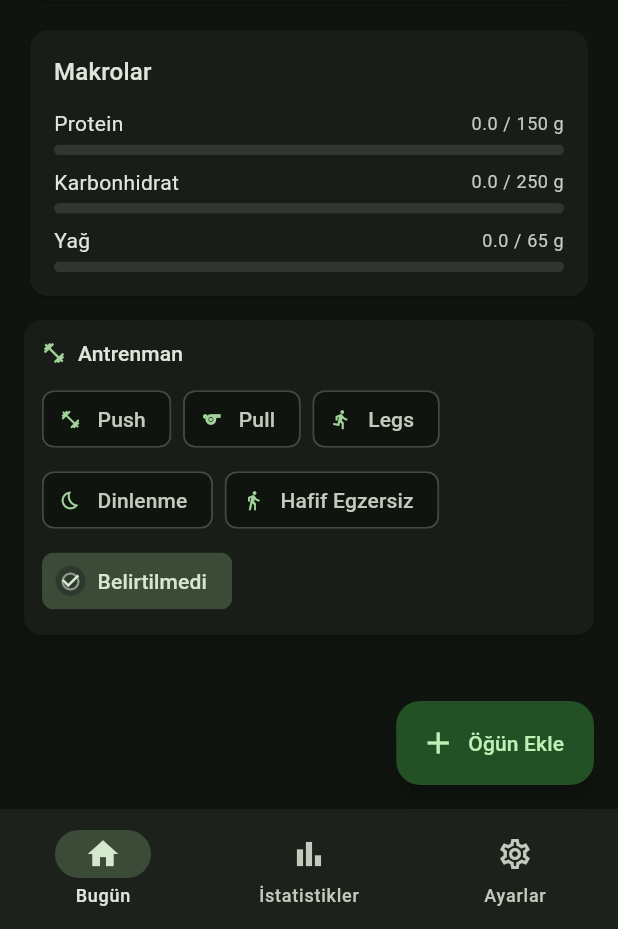
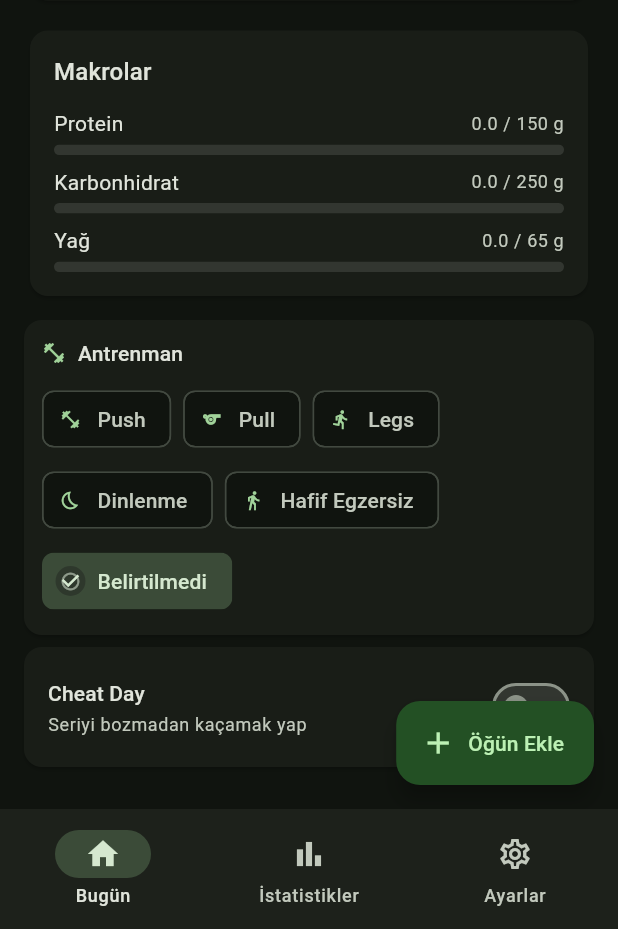
Before and after one commit to KTrordu/besin, a Flutter app: the screen it shows after launch, scrolled down 115 dp, on a phone screen of 412 x 824 dp, the part 307-1236 px from its top. Run offline on Flutter 3.47's test engine with Material 3 defaults, Android fonts, the phone set to English and light mode, and no system bars; our stand-ins replace fl_chart, shared_preferences.

Commit message:
feat: add Cheat Day feature with streak protection and stats exclusion
- DailyLog: add isCheatDay field (bool, default false, backward-compat JSON)
- NutritionProvider: cheat days count as successful for streak; excluded from
  workout-nutrition correlation averages to avoid outlier pollution
- Dashboard: golden/orange CheatDay banner replaces calorie/macro progress bars
  when active; SwitchListTile toggle below workout selector with golden accent

Co-Authored-By: Claude Sonnet 4.6 <noreply@anthropic.com>

```diff
--- a/lib/models/daily_log.dart
+++ b/lib/models/daily_log.dart
@@ -87,12 +87,14 @@ class DailyLog {
   final List<Meal> meals;
   final DailyGoals goals;
   final WorkoutType workoutType;
+  final bool isCheatDay;
 
   const DailyLog({
     required this.date,
     required this.meals,
     required this.goals,
     this.workoutType = WorkoutType.none,
+    this.isCheatDay = false,
   });
 
   double get totalCalories => meals.fold(0, (s, m) => s + m.calories);
@@ -105,6 +107,7 @@ class DailyLog {
         'meals': meals.map((m) => m.toJson()).toList(),
         'goals': goals.toJson(),
         'workoutType': workoutType.index,
+        'isCheatDay': isCheatDay,
       };
 
   factory DailyLog.fromJson(Map<String, dynamic> json) => DailyLog(
@@ -115,6 +118,7 @@ class DailyLog {
         goals: DailyGoals.fromJson(json['goals'] as Map<String, dynamic>),
         workoutType: WorkoutType.values[
             (json['workoutType'] as num?)?.toInt() ?? WorkoutType.none.index],
+        isCheatDay: (json['isCheatDay'] as bool?) ?? false,
       );
 
   DailyLog copyWith({
@@ -122,11 +126,13 @@ class DailyLog {
     List<Meal>? meals,
     DailyGoals? goals,
     WorkoutType? workoutType,
+    bool? isCheatDay,
   }) =>
       DailyLog(
         date: date ?? this.date,
         meals: meals ?? this.meals,
         goals: goals ?? this.goals,
         workoutType: workoutType ?? this.workoutType,
+        isCheatDay: isCheatDay ?? this.isCheatDay,
       );
 }
--- a/lib/screens/dashboard_screen.dart
+++ b/lib/screens/dashboard_screen.dart
@@ -42,6 +42,14 @@ class DashboardScreen extends StatelessWidget {
                   todayGoalsMet: provider.todayGoalsMet,
                 ),
               ),
+              if (log.isCheatDay)
+                const SliverToBoxAdapter(
+                  child: Padding(
+                    padding: EdgeInsets.fromLTRB(16, 4, 16, 0),
+                    child: _CheatDayBanner(),
+                  ),
+                )
+              else ...[
                 SliverToBoxAdapter(
                   child: Padding(
                     padding: const EdgeInsets.fromLTRB(16, 4, 16, 0),
@@ -54,10 +62,17 @@ class DashboardScreen extends StatelessWidget {
                     child: _MacroCard(log: log),
                   ),
                 ),
+              ],
               SliverToBoxAdapter(
                 child: Padding(
                   padding: const EdgeInsets.fromLTRB(16, 12, 16, 0),
                   child: _WorkoutSelector(provider: provider),
+                ),
+              ),
+              SliverToBoxAdapter(
+                child: Padding(
+                  padding: const EdgeInsets.fromLTRB(16, 8, 16, 0),
+                  child: _CheatDayToggle(provider: provider),
                 ),
               ),
               const SliverToBoxAdapter(child: SizedBox(height: 16)),
@@ -636,6 +651,120 @@ class _StreakBanner extends StatelessWidget {
 }
 
 // ──────────────────────────────────────────────────
+// Cheat Day Banner
+// ──────────────────────────────────────────────────
+
+class _CheatDayBanner extends StatelessWidget {
+  const _CheatDayBanner();
+
+  @override
+  Widget build(BuildContext context) {
+    const goldDark = Color(0xFFFF8F00);
+    const goldLight = Color(0xFFFFD54F);
+
+    return Container(
+      width: double.infinity,
+      padding: const EdgeInsets.symmetric(horizontal: 20, vertical: 20),
+      decoration: BoxDecoration(
+        gradient: LinearGradient(
+          colors: [goldDark.withAlpha(60), goldLight.withAlpha(30)],
+          begin: Alignment.topLeft,
+          end: Alignment.bottomRight,
+        ),
+        borderRadius: BorderRadius.circular(18),
+        border: Border.all(color: goldDark.withAlpha(120)),
+        boxShadow: [
+          BoxShadow(
+            color: goldDark.withAlpha(60),
+            blurRadius: 24,
+            spreadRadius: 0,
+            offset: const Offset(0, 6),
+          ),
+        ],
+      ),
+      child: Column(
+        children: [
+          const Text('🍔', style: TextStyle(fontSize: 40)),
+          const SizedBox(height: 10),
+          Text(
+            'Bugün Cheat Day!',
+            style: Theme.of(context).textTheme.titleMedium?.copyWith(
+                  color: goldDark,
+                  fontWeight: FontWeight.bold,
+                  letterSpacing: 0.5,
+                ),
+          ),
+          const SizedBox(height: 6),
+          Text(
+            'Bugün makroları dert etme, afiyet olsun! 🎉',
+            textAlign: TextAlign.center,
+            style: Theme.of(context).textTheme.bodyMedium?.copyWith(
+                  color: Theme.of(context).colorScheme.onSurfaceVariant,
+                ),
+          ),
+        ],
+      ),
+    );
+  }
+}
+
+// ──────────────────────────────────────────────────
+// Cheat Day Toggle
+// ──────────────────────────────────────────────────
+
+class _CheatDayToggle extends StatelessWidget {
+  const _CheatDayToggle({required this.provider});
+
+  final NutritionProvider provider;
+
+  @override
+  Widget build(BuildContext context) {
+    final isCheat = provider.currentDailyLog.isCheatDay;
+    const goldDark = Color(0xFFFF8F00);
+
+    return Card(
+      margin: EdgeInsets.zero,
+      shape: RoundedRectangleBorder(
+        borderRadius: BorderRadius.circular(12),
+        side: isCheat
+            ? BorderSide(color: goldDark.withAlpha(150), width: 1.5)
+            : BorderSide.none,
+      ),
+      child: SwitchListTile(
+        contentPadding: const EdgeInsets.fromLTRB(16, 4, 12, 4),
+        title: Row(
+          children: [
+            Text(
+              'Cheat Day',
+              style: Theme.of(context).textTheme.titleSmall?.copyWith(
+                    color: isCheat ? goldDark : null,
+                    fontWeight: isCheat ? FontWeight.bold : null,
+                  ),
+            ),
+            if (isCheat) ...[
+              const SizedBox(width: 6),
+              const Text('🍔'),
+            ],
+          ],
+        ),
+        subtitle: Text(
+          isCheat
+              ? 'Hedefler ve seri korunuyor'
+              : 'Seriyi bozmadan kaçamak yap',
+          style: Theme.of(context).textTheme.bodySmall?.copyWith(
+                color: Theme.of(context).colorScheme.onSurfaceVariant,
+              ),
+        ),
+        value: isCheat,
+        onChanged: (val) => provider.updateCheatDay(val),
+        activeThumbColor: goldDark,
+        activeTrackColor: goldDark.withAlpha(100),
+      ),
+    );
+  }
+}
+
+// ──────────────────────────────────────────────────
 // Workout Selector
 // ──────────────────────────────────────────────────
 
```
Also changed, not shown: lib/providers/nutrition_provider.dart (+12 -0 lines). Lines whose indentation alone changed are shown as unchanged.
